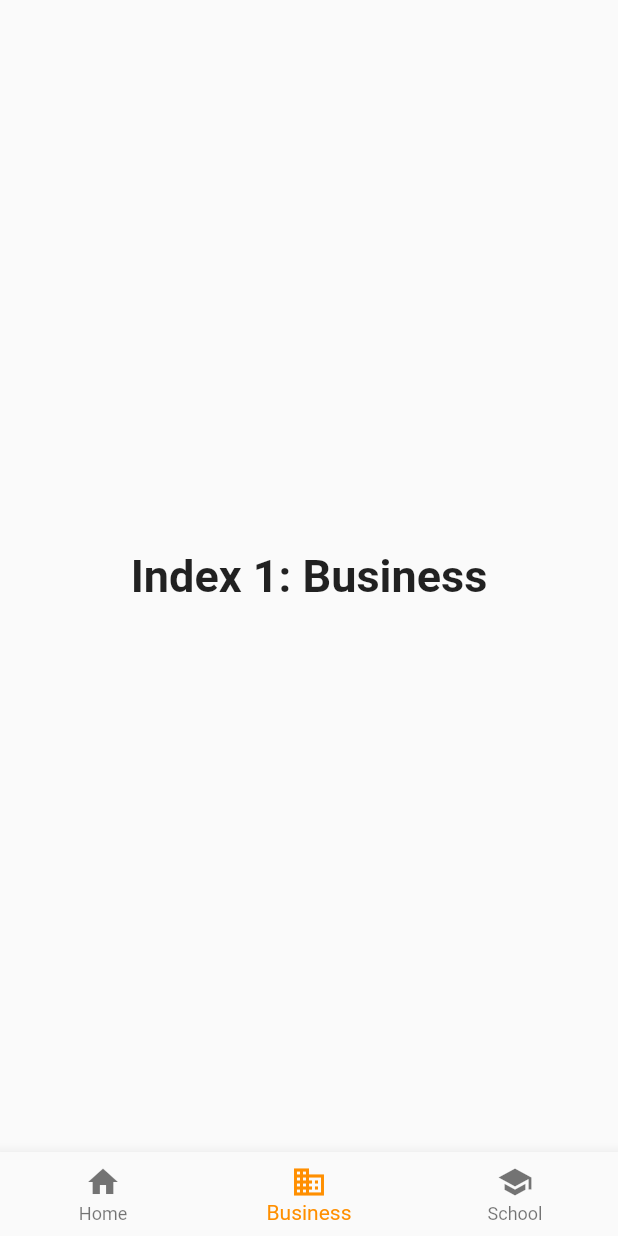
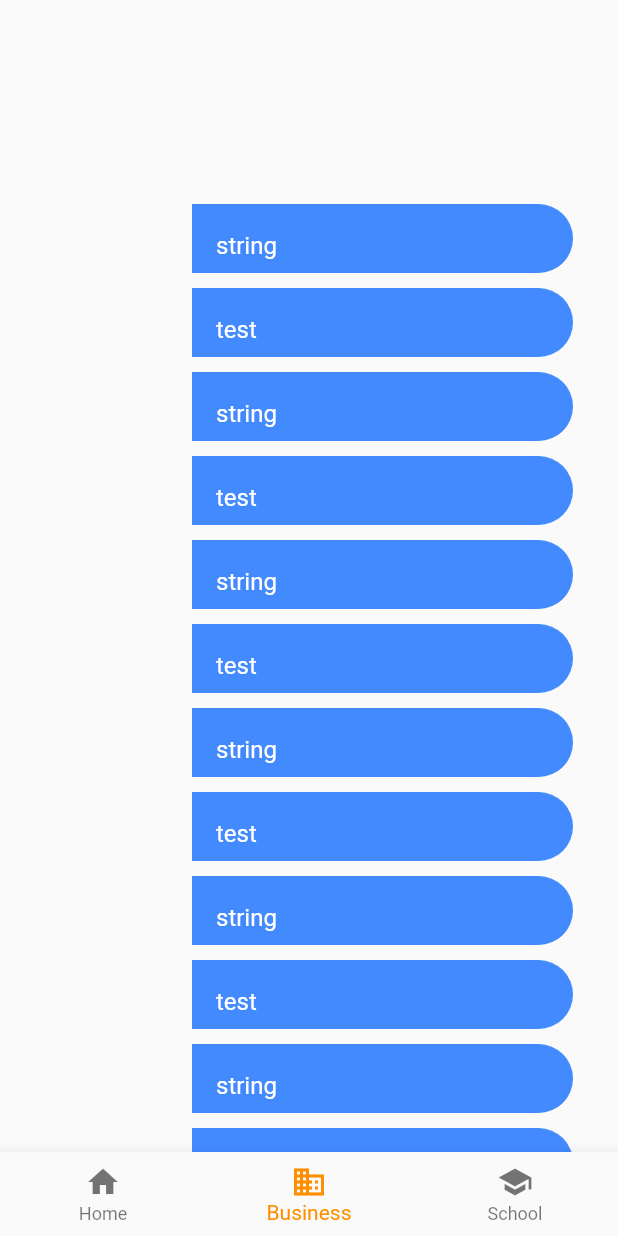
Before and after one commit to wannaBeNerd23/flutterRandomProjects, a Flutter app: the screen it shows after launch, item 2 of the bottom bar chosen, on a phone screen of 412 x 824 dp. Run offline on Flutter 3.47's test engine with Material 2 defaults, Android fonts, the phone set to English and light mode, and no system bars.

Commit message:
trying to add cards list, to showcase the cards : extra

```diff
--- a/lib/main.dart
+++ b/lib/main.dart
@@ -1,5 +1,6 @@
 import 'package:flutter/material.dart';
 import 'package:flutter_projects/secondaryPages/add_consultation.dart';
+import 'package:flutter_projects/secondaryPages/consultation_list.dart';
 import 'package:flutter_projects/utils/constants.dart';
 
 void main() {
@@ -65,10 +66,10 @@ class _HomePageWidgetState extends State<HomePageWidget>
       'Index 0: Home',
       style: optionStyle,
     ),
-    Text(
+    /*Text(
       'Index 1: Business',
       style: optionStyle,
-    ),
+    )*/ConsultationListWidget(),
     Text(
       'Index 2: School',
       style: optionStyle,
--- /dev/null
+++ b/lib/secondaryPages/consultation_list.dart
@@ -0,0 +1,64 @@
+import 'package:flutter/material.dart';
+
+class ConsultationListWidget extends StatelessWidget {
+  const ConsultationListWidget({super.key});
+
+  static List<String> dataItems = [
+    "string",
+    "test",
+    "string",
+    "test",
+    "string",
+    "test",
+    "string",
+    "test",
+    "string",
+    "test",
+    "string",
+    "test",
+    "string",
+    "test",
+    "string",
+    "test",
+    "string",
+    "test",
+    "string",
+    "test"
+  ];
+
+  @override
+  Widget build(BuildContext context) {
+    var borderRadius = const BorderRadius.only(
+        topRight: Radius.circular(32), bottomRight: Radius.circular(32));
+
+    return Scaffold(
+      backgroundColor: Colors.transparent,
+      body: Padding(
+        padding: const EdgeInsets.only(
+          left: 128,
+          top: 136,
+          right: 30,
+          bottom: 0,
+        ),
+        child: ListView.builder(
+          itemCount: dataItems.length,
+          prototypeItem: ListTile(
+            title: Text(dataItems.first),
+          ),
+          itemBuilder: (context, index) {
+            return Padding(
+              padding: const EdgeInsets.only(bottom: 10),
+              child: ListTile(
+                tileColor: Colors.blueAccent,
+                shape: RoundedRectangleBorder(borderRadius: borderRadius),
+                title: Text(dataItems[index], style: const TextStyle(
+                  color: Colors.white, fontSize: 16
+                ),),
+              ),
+            );
+          },
+        ),
+      ),
+    );
+  }
+}
```
